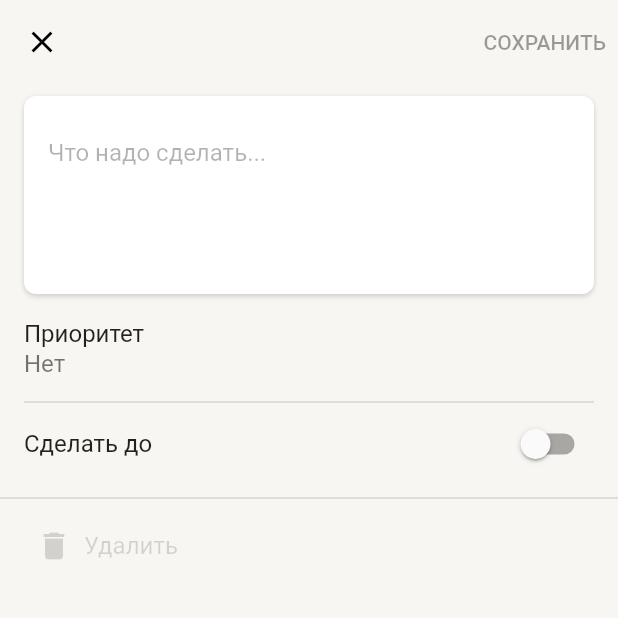
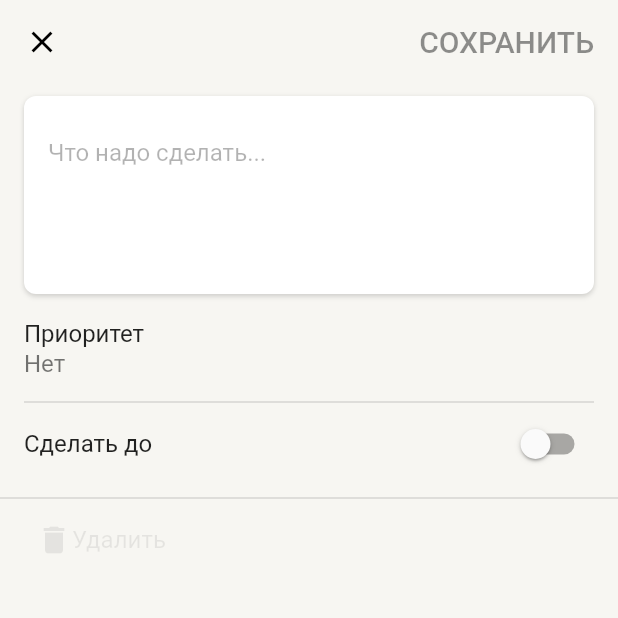
Before and after one commit to troublecatcher/todo_list, a Flutter app: the screen it shows after launch, after a tap on the "add" icon, on a phone screen of 412 x 824 dp, the top half of it. Run offline on Flutter 3.47's test engine with Material 3 defaults, Android fonts, the phone set to English and light mode, and no system bars; our stand-ins replace bloc, dio, flutter_bloc, flutter_svg, get_it, isar and 2 more; accounts and stored records are empty; generated files the repository leaves out were written again; network calls fail.

Commit message:
customization

```diff
--- a/lib/config/theme/theme.dart
+++ b/lib/config/theme/theme.dart
@@ -35,6 +35,7 @@ ThemeData getLightTheme() {
     dividerColor: lightThemeColors.supportSeparator,
     colorScheme: ColorScheme.light(
       primary: AppColors.blue,
+      onPrimary: AppColors.white,
       secondary: AppColors.blue,
       surface: lightThemeColors.backgroundElevated,
       tertiary: lightThemeColors.labelTertiary,
@@ -70,12 +71,10 @@ ThemeData getDarkTheme() {
     appBarTheme: AppBarTheme(
       backgroundColor: darkThemeColors.backgroundPrimary,
     ),
-    floatingActionButtonTheme: const FloatingActionButtonThemeData(
-      foregroundColor: AppColors.white,
-    ),
     dividerColor: darkThemeColors.supportSeparator,
     colorScheme: ColorScheme.dark(
       primary: AppColors.blue,
+      onPrimary: AppColors.white,
       secondary: AppColors.blue,
       surface: darkThemeColors.backgroundSecondary,
       tertiary: darkThemeColors.labelTertiary,
--- /dev/null
+++ b/lib/core/ui/custom_button_base.dart
@@ -0,0 +1,60 @@
+import 'package:flutter/material.dart';
+
+class CustomButtonBase extends StatefulWidget {
+  final Widget child;
+  final Function()? onPressed;
+  final EdgeInsets? padding;
+  final EdgeInsets? margin;
+  final double? shrinkFactor;
+  const CustomButtonBase({
+    super.key,
+    required this.child,
+    required this.onPressed,
+    this.padding,
+    this.margin,
+    this.shrinkFactor,
+  });
+
+  @override
+  State<CustomButtonBase> createState() => _CustomButtonBaseState();
+}
+
+class _CustomButtonBaseState extends State<CustomButtonBase> {
+  bool shrank = false;
+
+  @override
+  Widget build(BuildContext context) {
+    return GestureDetector(
+      onTapDown: (details) => setState(() {
+        if (widget.onPressed != null) {
+          shrank = true;
+        }
+      }),
+      onTapUp: (details) => setState(() {
+        if (widget.onPressed != null) {
+          shrank = false;
+        }
+      }),
+      onTapCancel: () => setState(() {
+        if (widget.onPressed != null) {
+          shrank = false;
+        }
+      }),
+      onTap: widget.onPressed,
+      child: Container(
+        padding: widget.padding ?? const EdgeInsets.all(8),
+        margin: widget.margin ?? EdgeInsets.zero,
+        color: Colors.transparent,
+        child: AnimatedScale(
+          scale: shrank ? (widget.shrinkFactor ?? 0.8) : 1,
+          duration: Durations.short1,
+          child: AnimatedOpacity(
+            duration: Durations.short1,
+            opacity: widget.onPressed != null ? (shrank ? 0.5 : 1) : 0.5,
+            child: widget.child,
+          ),
+        ),
+      ),
+    );
+  }
+}
--- a/lib/core/ui/custom_icon_button.dart
+++ b/lib/core/ui/custom_icon_button.dart
@@ -1,4 +1,5 @@
 import 'package:flutter/material.dart';
+import 'package:todo_list/core/ui/custom_button_base.dart';
 
 class CustomIconButton extends StatefulWidget {
   final IconData icon;
@@ -26,33 +27,14 @@ class _CustomIconButtonState extends State<CustomIconButton> {
 
   @override
   Widget build(BuildContext context) {
-    return GestureDetector(
-      onTapDown: (details) => setState(() => shrank = true),
-      onTapUp: (details) => setState(() => shrank = false),
-      onTapCancel: () => setState(() => shrank = false),
-      onTap: widget.onPressed,
-      child: Opacity(
-        opacity: widget.onPressed == null ? 0.5 : 1,
-        child: Container(
-          // workaround to make area around icon
-          // clickable aswell
-          padding: widget.padding ?? const EdgeInsets.all(8),
-          margin: widget.margin ?? EdgeInsets.zero,
-          color: Colors.transparent,
-          child: AnimatedScale(
-            scale: shrank ? 0.8 : 1,
-            duration: Durations.short1,
-            child: AnimatedOpacity(
-              duration: Durations.short1,
-              opacity: shrank ? 0.8 : 1,
-              child: Icon(
-                widget.icon,
-                size: widget.iconSize ?? 24,
-                color: widget.color,
-              ),
-            ),
-          ),
-        ),
+    return CustomButtonBase(
+      margin: widget.margin,
+      padding: widget.padding,
+      onPressed: widget.onPressed,
+      child: Icon(
+        widget.icon,
+        size: widget.iconSize ?? 24,
+        color: widget.color,
       ),
     );
   }
--- a/lib/features/todo/presentation/todo_all/screen/home_screen.dart
+++ b/lib/features/todo/presentation/todo_all/screen/home_screen.dart
@@ -64,7 +64,7 @@ class HomeScreenState extends State<HomeScreen> {
                           return SliverPadding(
                             padding:
                                 const EdgeInsets.only(top: 16, bottom: 120),
-                            sliver: SliverList.builder(
+                            sliver: SliverList.separated(
                               itemCount: maybeModifiedTodos.length + 1,
                               itemBuilder: (context, index) {
                                 if (index == maybeModifiedTodos.length) {
@@ -74,6 +74,8 @@ class HomeScreenState extends State<HomeScreen> {
                                   return TodoTile(todo: todo);
                                 }
                               },
+                              separatorBuilder: (context, index) =>
+                                  const SizedBox(height: 8),
                             ),
                           );
                         },
--- a/lib/features/todo/presentation/todo_all/widgets/create_todo_button.dart
+++ b/lib/features/todo/presentation/todo_all/widgets/create_todo_button.dart
@@ -1,4 +1,5 @@
 import 'package:flutter/material.dart';
+import 'package:todo_list/core/ui/custom_button_base.dart';
 import 'package:todo_list/features/todo/presentation/common/todo_action.dart';
 
 class CreateTodoButton extends StatelessWidget {
@@ -8,12 +9,22 @@ class CreateTodoButton extends StatelessWidget {
 
   @override
   Widget build(BuildContext context) {
-    return FloatingActionButton(
+    return CustomButtonBase(
       onPressed: () => Navigator.of(context).pushNamed(
         '/todo',
         arguments: CreateTodo(),
       ),
-      child: const Icon(Icons.add),
+      child: Container(
+        padding: const EdgeInsets.all(12),
+        decoration: BoxDecoration(
+          shape: BoxShape.circle,
+          color: Theme.of(context).colorScheme.primary,
+        ),
+        child: Icon(
+          Icons.add,
+          color: Theme.of(context).colorScheme.onPrimary,
+        ),
+      ),
     );
   }
 }
--- a/lib/features/todo/presentation/todo_all/widgets/header/visibility_toggle/visibility_toggle_button.dart
+++ b/lib/features/todo/presentation/todo_all/widgets/header/visibility_toggle/visibility_toggle_button.dart
@@ -1,6 +1,7 @@
 import 'dart:ui';
 import 'package:flutter/material.dart';
 import 'package:flutter_bloc/flutter_bloc.dart';
+import 'package:todo_list/core/ui/custom_button_base.dart';
 import 'package:todo_list/core/ui/custom_icon_button.dart';
 import 'package:todo_list/features/todo/domain/bloc/todo_list_bloc.dart';
 import 'package:todo_list/features/todo/domain/bloc/todo_list_state.dart';
--- a/lib/features/todo/presentation/todo_single/screen/single_todo_screen.dart
+++ b/lib/features/todo/presentation/todo_single/screen/single_todo_screen.dart
@@ -1,5 +1,6 @@
 import 'package:flutter/material.dart';
 import 'package:flutter_bloc/flutter_bloc.dart';
+import 'package:todo_list/core/ui/custom_button_base.dart';
 import 'package:todo_list/core/ui/custom_icon_button.dart';
 import 'package:todo_list/features/todo/presentation/todo_single/cubit/single_todo_cubit.dart';
 import 'package:todo_list/features/todo/presentation/common/todo_action.dart';
--- a/lib/features/todo/presentation/todo_single/widgets/buttons/todo_delete_button.dart
+++ b/lib/features/todo/presentation/todo_single/widgets/buttons/todo_delete_button.dart
@@ -1,6 +1,7 @@
 import 'package:flutter/material.dart';
 import 'package:flutter_bloc/flutter_bloc.dart';
 import 'package:todo_list/config/theme/app_colors.dart';
+import 'package:todo_list/core/ui/custom_button_base.dart';
 import 'package:todo_list/features/todo/domain/bloc/todo_list_bloc.dart';
 import 'package:todo_list/features/todo/domain/bloc/todo_list_event.dart';
 import 'package:todo_list/features/todo/domain/entity/todo.dart';
@@ -19,7 +20,8 @@ class TodoDeleteButton extends StatelessWidget {
   Widget build(BuildContext context) {
     return BlocBuilder<SingleTodoCubit, Todo>(
       builder: (context, todo) {
-        return TextButton.icon(
+        return FittedBox(
+          child: CustomButtonBase(
             onPressed: switch (action) {
               CreateTodo _ => null,
               EditTodo _ => () {
@@ -32,7 +34,16 @@ class TodoDeleteButton extends StatelessWidget {
                   });
                 }
             },
-          label: Text(
+            child: Row(
+              children: [
+                Icon(
+                  Icons.delete,
+                  color: switch (action) {
+                    CreateTodo _ => Theme.of(context).disabledColor,
+                    EditTodo _ => AppColors.red,
+                  },
+                ),
+                Text(
                   'Удалить',
                   style: Theme.of(context).textTheme.bodyMedium!.copyWith(
                         color: switch (action) {
@@ -41,12 +52,8 @@ class TodoDeleteButton extends StatelessWidget {
                         },
                       ),
                 ),
-          icon: Icon(
-            Icons.delete,
-            color: switch (action) {
-              CreateTodo _ => Theme.of(context).disabledColor,
-              EditTodo _ => AppColors.red,
-            },
+              ],
+            ),
           ),
         );
       },
--- a/lib/features/todo/presentation/todo_single/widgets/buttons/todo_save_button.dart
+++ b/lib/features/todo/presentation/todo_single/widgets/buttons/todo_save_button.dart
@@ -1,5 +1,6 @@
 import 'package:flutter/material.dart';
 import 'package:flutter_bloc/flutter_bloc.dart';
+import 'package:todo_list/core/ui/custom_button_base.dart';
 import 'package:uuid/uuid.dart';
 import 'package:todo_list/features/todo/domain/bloc/todo_list_bloc.dart';
 import 'package:todo_list/features/todo/domain/bloc/todo_list_event.dart';
@@ -18,7 +19,8 @@ class TodoSaveButton extends StatelessWidget {
   Widget build(BuildContext context) {
     return BlocBuilder<SingleTodoCubit, Todo>(
       builder: (context, todo) {
-        return TextButton(
+        return CustomButtonBase(
+          margin: const EdgeInsets.only(top: 8, right: 8),
           onPressed: todoHasText(todo)
               ? () {
                   switch (action) {
@@ -48,7 +50,10 @@ class TodoSaveButton extends StatelessWidget {
                   Navigator.of(context).pop();
                 }
               : null,
-          child: const Text('СОХРАНИТЬ'),
+          child: Text(
+            'СОХРАНИТЬ',
+            style: Theme.of(context).textTheme.titleMedium,
+          ),
         );
       },
     );
```
Also changed, not shown: lib/features/todo/presentation/todo_all/widgets/todo_tile/fast_todo_creation_tile.dart (+5 -3 lines), lib/features/todo/presentation/todo_all/widgets/todo_tile/todo_tile.dart (+16 -20 lines). Lines whose indentation alone changed are shown as unchanged.
